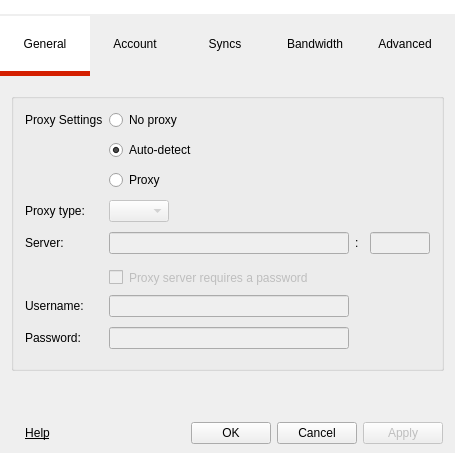
This is Source/MEGASync/gui/SettingsDialog.ui in meganz/MEGAsync as Qt 5 draws it before an edit. The edited form follows.
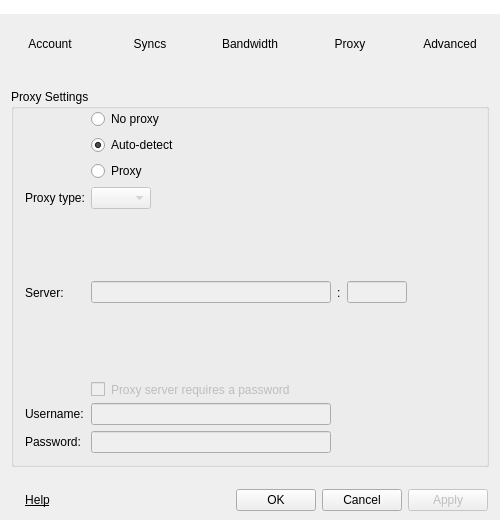
This is the edited form. The open tabs and pages were chosen to show the change. Icons and pictures are not drawn.

Commit message: New implementation of the settings dialog

```diff
--- a/Source/MEGASync/gui/SettingsDialog.ui
+++ b/Source/MEGASync/gui/SettingsDialog.ui
@@ -9,20 +9,20 @@
    <rect>
     <x>0</x>
     <y>0</y>
-    <width>455</width>
-    <height>453</height>
+    <width>500</width>
+    <height>520</height>
    </rect>
   </property>
   <property name="minimumSize">
    <size>
-    <width>455</width>
-    <height>453</height>
+    <width>500</width>
+    <height>520</height>
    </size>
   </property>
   <property name="maximumSize">
    <size>
-    <width>455</width>
-    <height>453</height>
+    <width>500</width>
+    <height>520</height>
    </size>
   </property>
   <property name="contextMenuPolicy">
@@ -98,58 +98,17 @@
       <property name="margin">
        <number>0</number>
       </property>
-      <item>
-       <widget class="QToolButton" name="bGeneral">
-        <property name="minimumSize">
-         <size>
-          <width>90</width>
-          <height>60</height>
-         </size>
-        </property>
-        <property name="maximumSize">
-         <size>
-          <width>90</width>
-          <height>60</height>
-         </size>
-        </property>
-        <property name="styleSheet">
-         <string notr="true"/>
-        </property>
-        <property name="text">
-         <string>General</string>
-        </property>
-        <property name="icon">
-         <iconset>
-          <normaloff>://images/general_32.png</normaloff>://images/general_32.png</iconset>
-        </property>
-        <property name="iconSize">
-         <size>
-          <width>32</width>
-          <height>32</height>
-         </size>
-        </property>
-        <property name="checkable">
-         <bool>true</bool>
-        </property>
-        <property name="checked">
-         <bool>true</bool>
-        </property>
-        <property name="toolButtonStyle">
-         <enum>Qt::ToolButtonTextUnderIcon</enum>
-        </property>
-       </widget>
-      </item>
       <item>
        <widget class="QToolButton" name="bAccount">
         <property name="minimumSize">
          <size>
-          <width>90</width>
+          <width>100</width>
           <height>60</height>
          </size>
         </property>
         <property name="maximumSize">
          <size>
-          <width>90</width>
+          <width>100</width>
           <height>60</height>
          </size>
         </property>
@@ -178,13 +137,13 @@
        <widget class="QToolButton" name="bSyncs">
         <property name="minimumSize">
          <size>
-          <width>90</width>
+          <width>100</width>
           <height>60</height>
          </size>
         </property>
         <property name="maximumSize">
          <size>
-          <width>90</width>
+          <width>100</width>
           <height>60</height>
          </size>
         </property>
@@ -213,13 +172,13 @@
        <widget class="QToolButton" name="bBandwidth">
         <property name="minimumSize">
          <size>
-          <width>90</width>
+          <width>100</width>
           <height>60</height>
          </size>
         </property>
         <property name="maximumSize">
          <size>
-          <width>90</width>
+          <width>100</width>
           <height>60</height>
          </size>
         </property>
@@ -244,17 +203,52 @@
         </property>
        </widget>
       </item>
+      <item>
+       <widget class="QToolButton" name="bProxies">
+        <property name="minimumSize">
+         <size>
+          <width>100</width>
+          <height>60</height>
+         </size>
+        </property>
+        <property name="maximumSize">
+         <size>
+          <width>100</width>
+          <height>60</height>
+         </size>
+        </property>
+        <property name="text">
+         <string>Proxy</string>
+        </property>
+        <property name="icon">
+         <iconset resource="Resources.qrc">
+          <normaloff>:/images/proxies_32.png</normaloff>:/images/proxies_32.png</iconset>
+        </property>
+        <property name="iconSize">
+         <size>
+          <width>32</width>
+          <height>32</height>
+         </size>
+        </property>
+        <property name="checkable">
+         <bool>true</bool>
+        </property>
+        <property name="toolButtonStyle">
+         <enum>Qt::ToolButtonTextUnderIcon</enum>
+        </property>
+       </widget>
+      </item>
       <item>
        <widget class="QToolButton" name="bAdvanced">
         <property name="minimumSize">
          <size>
-          <width>90</width>
+          <width>100</width>
           <height>60</height>
          </size>
         </property>
         <property name="maximumSize">
          <size>
-          <width>90</width>
+          <width>100</width>
           <height>60</height>
          </size>
         </property>
@@ -282,41 +276,6 @@
      </layout>
     </widget>
    </item>
-   <item row="0" column="0">
-    <layout class="QVBoxLayout" name="layoutHeader">
-     <property name="spacing">
-      <number>0</number>
-     </property>
-     <item>
-      <widget class="QLabel" name="lHeader">
-       <property name="minimumSize">
-        <size>
-         <width>0</width>
-         <height>0</height>
-        </size>
-       </property>
-       <property name="maximumSize">
-        <size>
-         <width>16777215</width>
-         <height>16777215</height>
-        </size>
-       </property>
-       <property name="lineWidth">
-        <number>0</number>
-       </property>
-       <property name="text">
-        <string/>
-       </property>
-       <property name="pixmap">
-        <pixmap resource="Resources.qrc">:/images/mega_logo.png</pixmap>
-       </property>
-       <property name="alignment">
-        <set>Qt::AlignCenter</set>
-       </property>
-      </widget>
-     </item>
-    </layout>
-   </item>
    <item row="3" column="0">
     <widget class="QWidget" name="wBottom" native="true">
      <layout class="QVBoxLayout" name="verticalLayout_12">
@@ -399,102 +358,48 @@
      </layout>
     </widget>
    </item>
+   <item row="0" column="0">
+    <layout class="QVBoxLayout" name="layoutHeader">
+     <property name="spacing">
+      <number>0</number>
+     </property>
+     <item>
+      <widget class="QLabel" name="lHeader">
+       <property name="minimumSize">
+        <size>
+         <width>0</width>
+         <height>0</height>
+        </size>
+       </property>
+       <property name="maximumSize">
+        <size>
+         <width>16777215</width>
+         <height>16777215</height>
+        </size>
+       </property>
+       <property name="lineWidth">
+        <number>0</number>
+       </property>
+       <property name="text">
+        <string/>
+       </property>
+       <property name="pixmap">
+        <pixmap resource="Resources.qrc">:/images/mega_logo.png</pixmap>
+       </property>
+       <property name="alignment">
+        <set>Qt::AlignCenter</set>
+       </property>
+      </widget>
+     </item>
+    </layout>
+   </item>
    <item row="2" column="0">
     <widget class="QStackedWidget" name="wStack">
      <property name="currentIndex">
-      <number>0</number>
+      <number>4</number>
      </property>
-     <widget class="QWidget" name="pGeneral">
-      <layout class="QVBoxLayout" name="verticalLayout_2">
-       <property name="spacing">
-        <number>10</number>
-       </property>
-       <item>
-        <widget class="QGroupBox" name="gGeneral">
-         <property name="title">
-          <string/>
-         </property>
-         <layout class="QVBoxLayout" name="verticalLayout_3">
-          <property name="spacing">
-           <number>12</number>
-          </property>
-          <property name="topMargin">
-           <number>14</number>
-          </property>
-          <property name="bottomMargin">
-           <number>19</number>
-          </property>
-          <item>
-           <widget class="QCheckBox" name="cShowNotifications">
-            <property name="text">
-             <string>Show notifications</string>
-            </property>
-           </widget>
-          </item>
-          <item>
-           <widget class="QCheckBox" name="cStartOnStartup">
-            <property name="enabled">
-             <bool>true</bool>
-            </property>
-            <property name="text">
-             <string>Start on startup</string>
-            </property>
-           </widget>
-          </item>
-          <item>
-           <widget class="QCheckBox" name="cAutoUpdate">
-            <property name="enabled">
-             <bool>true</bool>
-            </property>
-            <property name="text">
-             <string>Update automatically</string>
-            </property>
-           </widget>
-          </item>
-         </layout>
-        </widget>
-       </item>
-       <item>
-        <widget class="QGroupBox" name="gLanguage">
-         <property name="title">
-          <string>Language</string>
-         </property>
-         <layout class="QVBoxLayout" name="verticalLayout_4">
-          <property name="topMargin">
-           <number>9</number>
-          </property>
-          <property name="bottomMargin">
-           <number>23</number>
-          </property>
-          <item>
-           <widget class="QComboBox" name="cLanguage">
-            <item>
-             <property name="text">
-              <string>English</string>
-             </property>
-            </item>
-           </widget>
-          </item>
-         </layout>
-        </widget>
-       </item>
-       <item>
-        <spacer name="vGeneral">
-         <property name="orientation">
-          <enum>Qt::Vertical</enum>
-         </property>
-         <property name="sizeHint" stdset="0">
-          <size>
-           <width>20</width>
-           <height>40</height>
-          </size>
-         </property>
-        </spacer>
-       </item>
-      </layout>
-     </widget>
      <widget class="QWidget" name="pAccount">
-      <layout class="QVBoxLayout" name="verticalLayout_5">
+      <layout class="QVBoxLayout" name="verticalLayout_2">
        <item>
         <widget class="QGroupBox" name="groupBox_3">
          <property name="title">
@@ -511,14 +416,14 @@
            <widget class="QLabel" name="lAccountImage">
             <property name="minimumSize">
              <size>
-              <width>0</width>
-              <height>0</height>
+              <width>32</width>
+              <height>32</height>
              </size>
             </property>
             <property name="maximumSize">
              <size>
-              <width>16777215</width>
-              <height>16777215</height>
+              <width>32</width>
+              <height>10000</height>
              </size>
             </property>
             <property name="text">
@@ -602,9 +507,6 @@
           <string>Storage space</string>
          </property>
          <layout class="QVBoxLayout" name="verticalLayout_7">
-          <property name="bottomMargin">
-           <number>21</number>
-          </property>
           <item>
            <widget class="QProgressBar" name="pStorage">
             <property name="value">
@@ -658,17 +560,58 @@
         </widget>
        </item>
        <item>
-        <spacer name="verticalSpacer">
-         <property name="orientation">
-          <enum>Qt::Vertical</enum>
+        <widget class="QGroupBox" name="gGeneral">
+         <property name="title">
+          <string/>
          </property>
-         <property name="sizeHint" stdset="0">
-          <size>
-           <width>20</width>
-           <height>40</height>
-          </size>
+         <layout class="QVBoxLayout" name="verticalLayout_3" stretch="0,0,0">
+          <item>
+           <widget class="QCheckBox" name="cShowNotifications">
+            <property name="text">
+             <string>Show notifications</string>
+            </property>
+           </widget>
+          </item>
+          <item>
+           <widget class="QCheckBox" name="cStartOnStartup">
+            <property name="enabled">
+             <bool>true</bool>
+            </property>
+            <property name="text">
+             <string>Start on startup</string>
+            </property>
+           </widget>
+          </item>
+          <item>
+           <widget class="QCheckBox" name="cAutoUpdate">
+            <property name="enabled">
+             <bool>true</bool>
+            </property>
+            <property name="text">
+             <string>Update automatically</string>
+            </property>
+           </widget>
+          </item>
+         </layout>
+        </widget>
+       </item>
+       <item>
+        <widget class="QGroupBox" name="gLanguage">
+         <property name="title">
+          <string>Language</string>
          </property>
-        </spacer>
+         <layout class="QVBoxLayout" name="verticalLayout_4">
+          <item>
+           <widget class="QComboBox" name="cLanguage">
+            <item>
+             <property name="text">
+              <string>English</string>
+             </property>
+            </item>
+           </widget>
+          </item>
+         </layout>
+        </widget>
        </item>
       </layout>
      </widget>
@@ -764,13 +707,13 @@
              <bool>true</bool>
             </attribute>
             <attribute name="horizontalHeaderDefaultSectionSize">
-             <number>202</number>
+             <number>225</number>
             </attribute>
             <attribute name="horizontalHeaderHighlightSections">
              <bool>true</bool>
             </attribute>
             <attribute name="horizontalHeaderMinimumSectionSize">
-             <number>202</number>
+             <number>225</number>
             </attribute>
             <attribute name="horizontalHeaderShowSortIndicator" stdset="0">
              <bool>false</bool>
@@ -822,15 +765,21 @@
       <layout class="QVBoxLayout" name="verticalLayout_10">
        <item>
         <widget class="QGroupBox" name="gBandwidth">
+         <property name="sizePolicy">
+          <sizepolicy hsizetype="Preferred" vsizetype="Preferred">
+           <horstretch>0</horstretch>
+           <verstretch>0</verstretch>
+          </sizepolicy>
+         </property>
          <property name="title">
           <string>Upload rate limit</string>
          </property>
          <layout class="QFormLayout" name="formLayout">
-          <property name="fieldGrowthPolicy">
-           <enum>QFormLayout::AllNonFixedFieldsGrow</enum>
+          <property name="rowWrapPolicy">
+           <enum>QFormLayout::DontWrapRows</enum>
           </property>
-          <property name="verticalSpacing">
-           <number>14</number>
+          <property name="formAlignment">
+           <set>Qt::AlignLeading|Qt::AlignLeft|Qt::AlignTop</set>
           </property>
           <item row="1" column="0">
            <widget class="QRadioButton" name="rNoLimit">
@@ -980,7 +929,7 @@
         </widget>
        </item>
        <item>
-        <spacer name="verticalSpacer_3">
+        <spacer name="verticalSpacer">
          <property name="orientation">
           <enum>Qt::Vertical</enum>
          </property>
@@ -1110,7 +1059,7 @@
             <property name="maximumSize">
              <size>
               <width>16777215</width>
-              <height>100</height>
+              <height>16777215</height>
              </size>
             </property>
             <property name="selectionMode">
@@ -1128,84 +1077,26 @@
      </widget>
      <widget class="QWidget" name="pProxies">
       <layout class="QVBoxLayout" name="verticalLayout_11">
-       <property name="topMargin">
-        <number>15</number>
-       </property>
        <item>
         <widget class="QGroupBox" name="gProxy">
          <property name="title">
-          <string/>
+          <string>Proxy Settings</string>
          </property>
-         <layout class="QFormLayout" name="formLayout_2">
-          <property name="fieldGrowthPolicy">
-           <enum>QFormLayout::AllNonFixedFieldsGrow</enum>
+         <layout class="QGridLayout" name="gridLayout_2" rowstretch="1,0,0,0,0,0,0,0,0,0,0,0,0">
+          <property name="sizeConstraint">
+           <enum>QLayout::SetDefaultConstraint</enum>
           </property>
-          <property name="verticalSpacing">
-           <number>10</number>
+          <property name="topMargin">
+           <number>0</number>
           </property>
-          <property name="bottomMargin">
-           <number>19</number>
-          </property>
-          <item row="0" column="0">
-           <widget class="QLabel" name="lProxySettings">
-            <property name="text">
-             <string>Proxy Settings</string>
-            </property>
-           </widget>
-          </item>
-          <item row="0" column="1">
-           <widget class="QRadioButton" name="rNoProxy">
-            <property name="text">
-             <string>No proxy</string>
-            </property>
-           </widget>
-          </item>
-          <item row="1" column="1">
-           <widget class="QRadioButton" name="rProxyAuto">
-            <property name="text">
-             <string>Auto-detect</string>
-            </property>
-            <property name="checked">
-             <bool>true</bool>
-            </property>
-           </widget>
-          </item>
-          <item row="2" column="1">
-           <widget class="QRadioButton" name="rProxyManual">
-            <property name="text">
-             <string>Proxy</string>
-            </property>
-           </widget>
-          </item>
-          <item row="3" column="0">
-           <widget class="QLabel" name="lProxyType">
-            <property name="text">
-             <string>Proxy type:</string>
-            </property>
-           </widget>
-          </item>
-          <item row="3" column="1">
-           <widget class="QComboBox" name="cProxyType">
-            <property name="enabled">
-             <bool>false</bool>
-            </property>
-            <property name="maximumSize">
-             <size>
-              <width>60</width>
-              <height>16777215</height>
-             </size>
-            </property>
-           </widget>
-          </item>
-          <item row="4" column="0">
-           <widget class="QLabel" name="lProxyServer">
-            <property name="text">
-             <string>Server:</string>
-            </property>
-           </widget>
-          </item>
-          <item row="4" column="1">
+          <item row="9" column="1">
            <widget class="QWidget" name="wProxyAddress" native="true">
+            <property name="sizePolicy">
+             <sizepolicy hsizetype="Preferred" vsizetype="Preferred">
+              <horstretch>0</horstretch>
+              <verstretch>0</verstretch>
+             </sizepolicy>
+            </property>
             <layout class="QHBoxLayout" name="horizontalLayout_8">
              <property name="margin">
               <number>0</number>
@@ -1261,56 +1152,36 @@
                </property>
               </widget>
              </item>
+             <item>
+              <spacer name="horizontalSpacer_4">
+               <property name="orientation">
+                <enum>Qt::Horizontal</enum>
+               </property>
+               <property name="sizeHint" stdset="0">
+                <size>
+                 <width>40</width>
+                 <height>20</height>
+                </size>
+               </property>
+              </spacer>
+             </item>
             </layout>
            </widget>
           </item>
-          <item row="5" column="1">
-           <widget class="QCheckBox" name="cProxyRequiresPassword">
-            <property name="enabled">
-             <bool>false</bool>
-            </property>
-            <property name="text">
-             <string>Proxy server requires a password</string>
-            </property>
-           </widget>
-          </item>
-          <item row="6" column="0">
-           <widget class="QLabel" name="lProxyUsername">
-            <property name="text">
-             <string>Username:</string>
-            </property>
-           </widget>
-          </item>
-          <item row="7" column="0">
+          <item row="12" column="0">
            <widget class="QLabel" name="lProxyPassword">
+            <property name="sizePolicy">
+             <sizepolicy hsizetype="Preferred" vsizetype="Preferred">
+              <horstretch>0</horstretch>
+              <verstretch>0</verstretch>
+             </sizepolicy>
+            </property>
             <property name="text">
              <string>Password:</string>
             </property>
            </widget>
           </item>
-          <item row="6" column="1">
-           <widget class="QLineEdit" name="eProxyUsername">
-            <property name="enabled">
-             <bool>false</bool>
-            </property>
-            <property name="minimumSize">
-             <size>
-              <width>240</width>
-              <height>0</height>
-             </size>
-            </property>
-            <property name="maximumSize">
-             <size>
-              <width>240</width>
-              <height>16777215</height>
-             </size>
-            </property>
-            <property name="text">
-             <string/>
-            </property>
-           </widget>
-          </item>
-          <item row="7" column="1">
+          <item row="12" column="1">
            <widget class="QLineEdit" name="eProxyPassword">
             <property name="enabled">
              <bool>false</bool>
@@ -1335,22 +1206,106 @@
             </property>
            </widget>
           </item>
+          <item row="11" column="0">
+           <widget class="QLabel" name="lProxyUsername">
+            <property name="text">
+             <string>Username:</string>
+            </property>
+           </widget>
+          </item>
+          <item row="11" column="1">
+           <widget class="QLineEdit" name="eProxyUsername">
+            <property name="enabled">
+             <bool>false</bool>
+            </property>
+            <property name="minimumSize">
+             <size>
+              <width>240</width>
+              <height>0</height>
+             </size>
+            </property>
+            <property name="maximumSize">
+             <size>
+              <width>240</width>
+              <height>16777215</height>
+             </size>
+            </property>
+            <property name="text">
+             <string/>
+            </property>
+           </widget>
+          </item>
+          <item row="8" column="0">
+           <widget class="QLabel" name="lProxyType">
+            <property name="text">
+             <string>Proxy type:</string>
+            </property>
+           </widget>
+          </item>
+          <item row="8" column="1">
+           <widget class="QComboBox" name="cProxyType">
+            <property name="enabled">
+             <bool>false</bool>
+            </property>
+            <property name="maximumSize">
+             <size>
+              <width>60</width>
+              <height>16777215</height>
+             </size>
+            </property>
+           </widget>
+          </item>
+          <item row="9" column="0">
+           <widget class="QLabel" name="lProxyServer">
+            <property name="text">
+             <string>Server:</string>
+            </property>
+           </widget>
+          </item>
+          <item row="10" column="1">
+           <widget class="QCheckBox" name="cProxyRequiresPassword">
+            <property name="enabled">
+             <bool>false</bool>
+            </property>
+            <property name="text">
+             <string>Proxy server requires a password</string>
+            </property>
+           </widget>
+          </item>
+          <item row="0" column="1">
+           <widget class="QRadioButton" name="rNoProxy">
+            <property name="text">
+             <string>No proxy</string>
+            </property>
+           </widget>
+          </item>
+          <item row="1" column="1">
+           <widget class="QRadioButton" name="rProxyAuto">
+            <property name="text">
+             <string>Auto-detect</string>
+            </property>
+            <property name="checked">
+             <bool>true</bool>
+            </property>
+           </widget>
+          </item>
+          <item row="0" column="0">
+           <widget class="QLabel" name="label_2">
+            <property name="text">
+             <string/>
+            </property>
+           </widget>
+          </item>
+          <item row="7" column="1">
+           <widget class="QRadioButton" name="rProxyManual">
+            <property name="text">
+             <string>Proxy</string>
+            </property>
+           </widget>
+          </item>
          </layout>
         </widget>
        </item>
-       <item>
-        <spacer name="verticalSpacer_2">
-         <property name="orientation">
-          <enum>Qt::Vertical</enum>
-         </property>
-         <property name="sizeHint" stdset="0">
-          <size>
-           <width>20</width>
-           <height>40</height>
-          </size>
-         </property>
-        </spacer>
-       </item>
       </layout>
      </widget>
     </widget>
```
Left out of the diff: 220 changed lines with no effect on the pictures. The commit also changes 2 other files.
